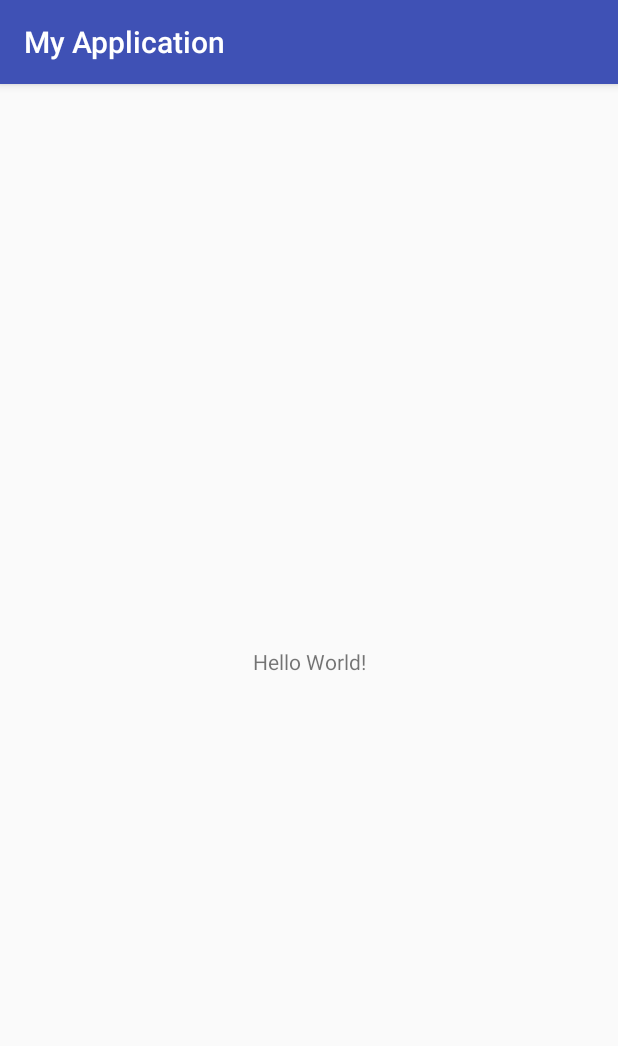
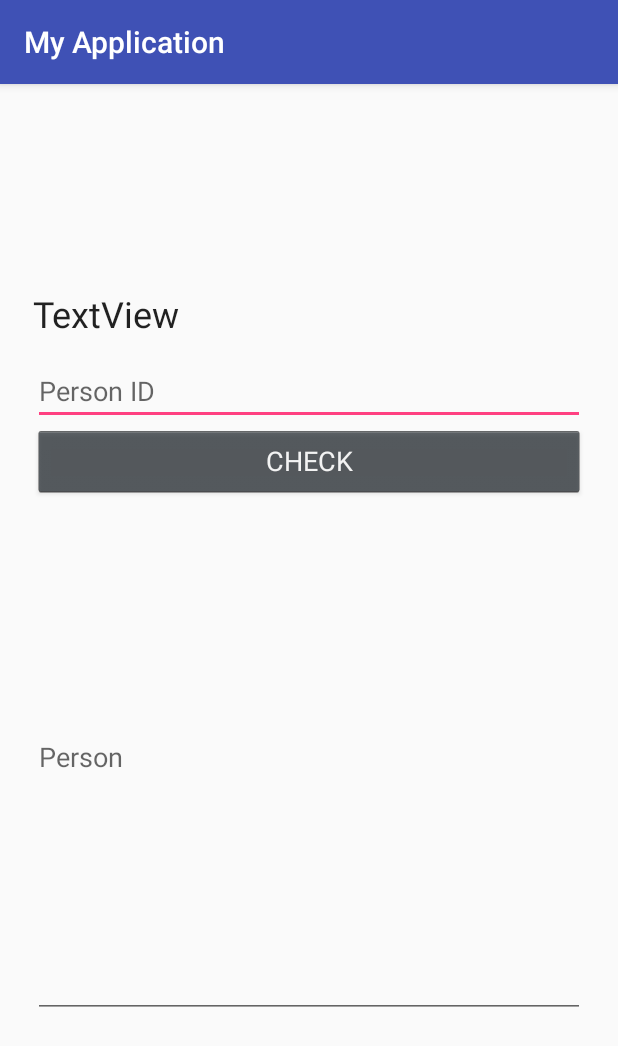
Before and after one commit to gnom666/EqualizerApp, an Android app: the screen it shows after launch (MainActivity), on a phone screen of 412 x 824 dp. Shown: the top 1046 px of the screen. Run offline under Robolectric (Android 15) with nearby library versions, the phone set to English and light mode, and no system bars; our stand-ins replace Volley; network calls fail.

Commit message:
Service test

```diff
--- a/app/src/main/java/com/example/myapplication/Constants.java
+++ b/app/src/main/java/com/example/myapplication/Constants.java
@@ -1,6 +1,10 @@
 package com.example.myapplication;
 
 public final class Constants {
+
+    public static String IP_HOME = "192.168.1.109";
+    public static String IP_WORK = "10.22.121.204";
+    public static String URL_UserById = "http://" + IP_WORK + ":9003/people/userbyid/";
 
     public enum ErrorCode {
         UNKNOWN,
--- a/app/src/main/java/com/example/myapplication/MainActivity.java
+++ b/app/src/main/java/com/example/myapplication/MainActivity.java
@@ -2,56 +2,49 @@ package com.example.myapplication;
 
 import android.os.Bundle;
 import android.support.v7.app.AppCompatActivity;
-import android.util.Log;
+import android.view.View;
+import android.widget.Button;
+import android.widget.EditText;
 import android.widget.TextView;
-import android.widget.Toast;
-
-import com.android.volley.Request;
-import com.android.volley.Response;
-import com.android.volley.VolleyError;
-import com.android.volley.VolleyLog;
-import com.android.volley.toolbox.JsonObjectRequest;
-import com.fasterxml.jackson.databind.ObjectMapper;
-
-import org.json.JSONObject;
 
 public class MainActivity extends AppCompatActivity {
 
     public Person person;
-    String URL = "http://192.168.1.109:9003/people/userbyid/?pId=1";
+    long id = 1;
+    TextView textView;
+    Button checkButton;
+    EditText editText;
+    PersonServices personServices;
+    EditText multiLineTextView;
+
+    public void onCheckClick (View view) {
+        try {
+            id = Long.decode(editText.getText().toString());
+        }   catch (Exception e) {
+            id = 1;
+        }
+        if (id < 1 || id > 4) id = 1;
+        personServices.userById(id, this, textView, multiLineTextView);
+        editText.setText("");
+    }
 
     @Override
     protected void onCreate(Bundle savedInstanceState) {
         super.onCreate(savedInstanceState);
         setContentView(R.layout.activity_main);
-        person = new Person();
-        Log.i("info", "person created");
-        JsonObjectRequest jsonObjectRequest = new JsonObjectRequest(Request.Method.GET,
-                URL, null, new Response.Listener<JSONObject>() {
+
+        personServices = new PersonServices();
+        textView = findViewById(R.id.textView);
+        editText = findViewById(R.id.idEditText);
+        checkButton = findViewById(R.id.checkButton);
+        multiLineTextView = findViewById(R.id.multiLineTextView);
+        checkButton.setOnClickListener(new View.OnClickListener() {
             @Override
-            public void onResponse(JSONObject response) {
-                Log.i("response", response.toString());
-                try {
-                    ObjectMapper mapper = new ObjectMapper();
-                    person = mapper.readValue(response.toString(), Person.class);
-                    Log.i("person", person.toString());
-                    TextView textView = findViewById(R.id.textView);
-                    textView.setText(person.firstName + " " + person.lastName);
-                }   catch (Exception e) {
-                    Log.e("Exception: ", e.getMessage());
-                    e.printStackTrace();
-                }
-            }
-        }, new Response.ErrorListener() {
-            @Override
-            public void onErrorResponse(VolleyError error) {
-                Log.e("info", "error response" + error.getMessage());
-                VolleyLog.d("tag", "Error: " + error.getMessage());
-                Toast.makeText(getApplicationContext(), "Error while loading ... ", Toast.LENGTH_SHORT).show();
+            public void onClick(View view) {
+                onCheckClick(view);
             }
         });
-        Log.i("info", "enqueue...");
-        AppController.getInstance(this).addToRequestQueue(jsonObjectRequest);
-        Log.i("info", "...queued");
+        personServices.userById(1, this, textView);
+
     }
 }
--- /dev/null
+++ b/app/src/main/java/com/example/myapplication/PersonServices.java
@@ -0,0 +1,99 @@
+package com.example.myapplication;
+
+import android.util.Log;
+import android.view.View;
+import android.widget.TextView;
+
+import com.android.volley.Request;
+import com.android.volley.Response;
+import com.android.volley.VolleyError;
+import com.android.volley.VolleyLog;
+import com.android.volley.toolbox.JsonObjectRequest;
+import com.fasterxml.jackson.databind.ObjectMapper;
+
+import org.json.JSONObject;
+
+public class PersonServices {
+
+    Person person;
+    public boolean ready;
+    public android.content.Context parentContext;
+
+    public void userById (long pId, android.content.Context context, final View view) {
+        ready = false;
+        person = null;
+        String URL = Constants.URL_UserById + "?pId=" + pId;
+
+        Log.i("info", "person created");
+        JsonObjectRequest jsonObjectRequest = new JsonObjectRequest(Request.Method.GET,
+                URL, null, new Response.Listener<JSONObject>() {
+            @Override
+            public void onResponse(JSONObject response) {
+                Log.i("response", response.toString());
+                try {
+                    ObjectMapper mapper = new ObjectMapper();
+                    person = mapper.readValue(response.toString(), Person.class);
+                    Log.i("person", person.toString());
+
+                    TextView textView = (TextView) view;
+                    textView.setText(person.firstName + " " + person.lastName);
+
+                }   catch (Exception e) {
+                    Log.e("Exception: ", e.getMessage());
+                    e.printStackTrace();
+                }
+                ready = true;
+            }
+        }, new Response.ErrorListener() {
+            @Override
+            public void onErrorResponse(VolleyError error) {
+                Log.e("info", "error response" + error.getMessage());
+                VolleyLog.d("tag", "Error: " + error.getMessage());
+                ready = true;
+            }
+        });
+
+        AppController.getInstance(context).addToRequestQueue(jsonObjectRequest);
+
+    }
+
+    public void userById(long pId, android.content.Context context, final View tview, final View mltview) {
+        ready = false;
+        person = null;
+        String URL = Constants.URL_UserById + "?pId=" + pId;
+
+        Log.i("info", "person created");
+        JsonObjectRequest jsonObjectRequest = new JsonObjectRequest(Request.Method.GET,
+                URL, null, new Response.Listener<JSONObject>() {
+            @Override
+            public void onResponse(JSONObject response) {
+                Log.i("response", response.toString());
+                try {
+                    ObjectMapper mapper = new ObjectMapper();
+                    person = mapper.readValue(response.toString(), Person.class);
+                    Log.i("person", person.toString());
+
+                    TextView textView = (TextView) tview;
+                    textView.setText(person.firstName + " " + person.lastName);
+
+                    TextView multiLineTextView =  (TextView) mltview;
+                    multiLineTextView.setText(person.toString());
+
+                }   catch (Exception e) {
+                    Log.e("Exception: ", e.getMessage());
+                    e.printStackTrace();
+                }
+                ready = true;
+            }
+        }, new Response.ErrorListener() {
+            @Override
+            public void onErrorResponse(VolleyError error) {
+                Log.e("info", "error response" + error.getMessage());
+                VolleyLog.d("tag", "Error: " + error.getMessage());
+                ready = true;
+            }
+        });
+
+        AppController.getInstance(context).addToRequestQueue(jsonObjectRequest);
+    }
+}
--- a/app/src/main/res/layout/activity_main.xml
+++ b/app/src/main/res/layout/activity_main.xml
@@ -6,14 +6,47 @@
     android:layout_height="match_parent"
     tools:context="com.example.myapplication.MainActivity">
 
-    <TextView
-        android:id="@+id/textView"
-        android:layout_width="wrap_content"
-        android:layout_height="18dp"
-        android:text="Hello World!"
+    <LinearLayout
+        android:layout_width="368dp"
+        android:layout_height="495dp"
+        android:layout_marginBottom="10dp"
+        android:layout_marginEnd="10dp"
+        android:layout_marginStart="10dp"
+        android:layout_marginTop="10dp"
+        android:orientation="vertical"
         app:layout_constraintBottom_toBottomOf="parent"
-        app:layout_constraintLeft_toLeftOf="parent"
-        app:layout_constraintRight_toRightOf="parent"
-        app:layout_constraintTop_toTopOf="parent" />
+        app:layout_constraintEnd_toEndOf="parent"
+        app:layout_constraintStart_toStartOf="parent"
+        app:layout_constraintTop_toTopOf="parent">
 
+        <TextView
+            android:id="@+id/textView"
+            android:layout_width="match_parent"
+            android:layout_height="45dp"
+            android:text="TextView"
+            android:textAppearance="@style/TextAppearance.AppCompat.Headline" />
+
+        <EditText
+            android:id="@+id/idEditText"
+            android:layout_width="match_parent"
+            android:layout_height="wrap_content"
+            android:ems="10"
+            android:hint="Person ID"
+            android:inputType="number" />
+
+        <Button
+            android:id="@+id/checkButton"
+            style="@android:style/Widget.Holo.Button"
+            android:layout_width="match_parent"
+            android:layout_height="wrap_content"
+            android:text="CHECK" />
+
+        <EditText
+            android:id="@+id/multiLineTextView"
+            android:layout_width="match_parent"
+            android:layout_height="347dp"
+            android:ems="10"
+            android:hint="Person"
+            android:inputType="textMultiLine" />
+    </LinearLayout>
 </android.support.constraint.ConstraintLayout>
```
Also changed, not shown: app/src/main/java/com/example/myapplication/Person.java (+17 -0 lines).
